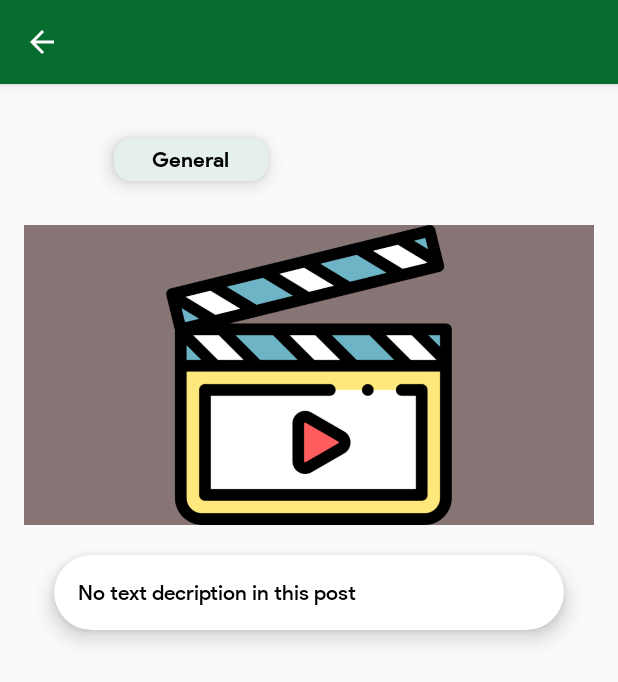
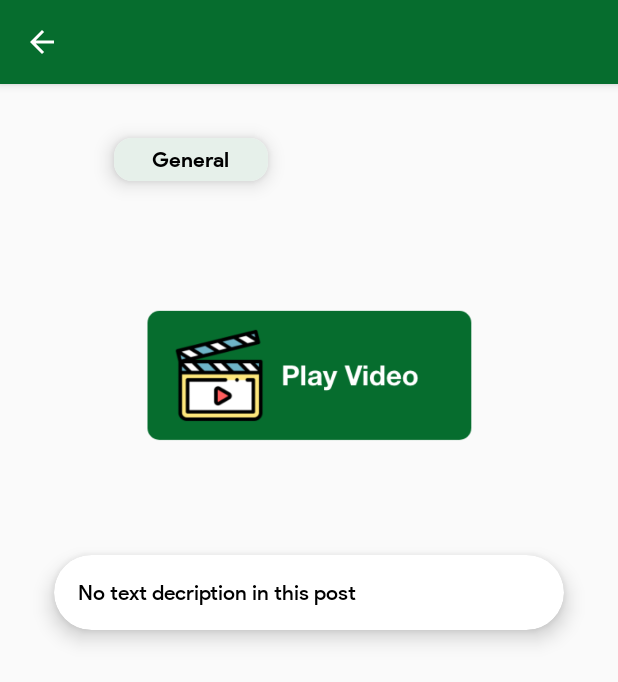
Before and after one commit to MukundiCode/ECD-App, an Android app: the DetailedPostActivity screen opened directly, with no data from a screen before it, on a phone screen of 412 x 824 dp. Shown: the top 682 px of the screen. Run offline under Robolectric (Android 15) with nearby library versions, the phone set to English and light mode, and no system bars; our stand-ins replace FlexboxLayout; 2 statements that could not run were skipped.

Commit message:
VideoButton inclusion

```diff
--- a/app/src/main/res/layout/activity_detailed_post.xml
+++ b/app/src/main/res/layout/activity_detailed_post.xml
@@ -53,8 +53,6 @@
         android:layout_width="match_parent"
         android:layout_height="wrap_content"
         android:layout_marginTop="20dp"
-        android:background="#877575"
-
         app:alignContent="center"
         app:alignItems="center"
         app:flexDirection="row"
@@ -66,9 +64,7 @@
             android:id="@+id/videoImageButtont"
             android:layout_width="match_parent"
             android:layout_height="200dp"
-            android:src="@drawable/thumbnailvid" />
-
-
+            android:src="@drawable/videoButtonnn" />
     </com.google.android.flexbox.FlexboxLayout>
 
     <androidx.cardview.widget.CardView
```
Also changed, not shown: app/src/main/res/drawable/videoButtonnn.png (added).
